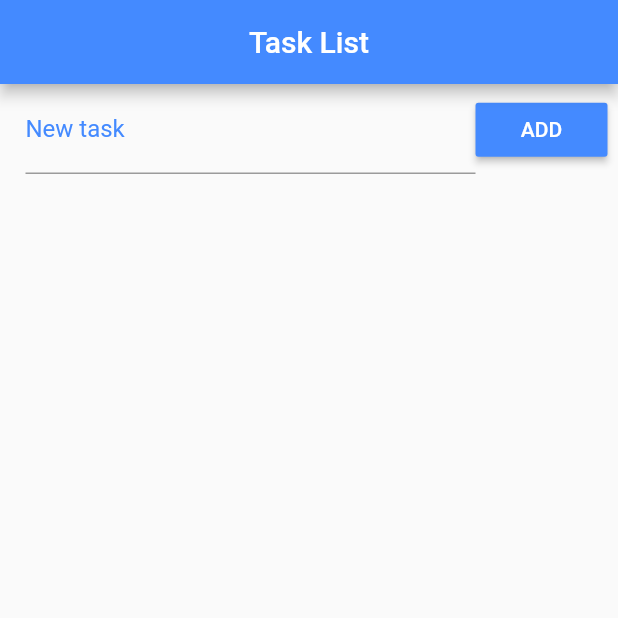
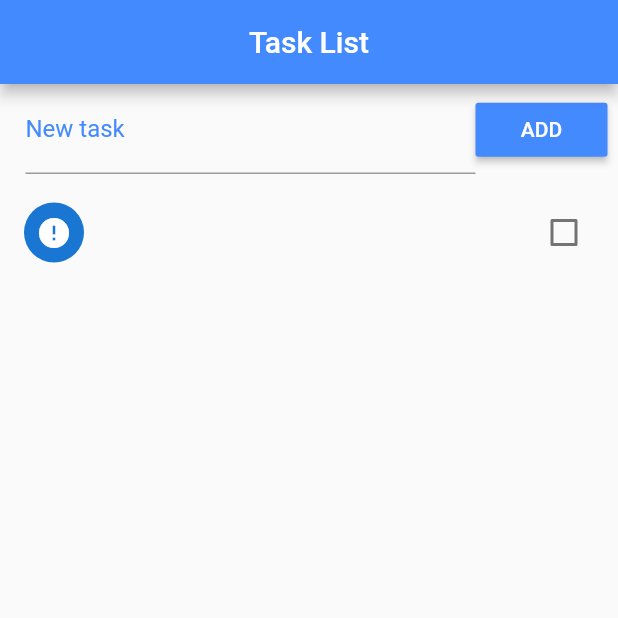
Before and after one commit to ocostalucas/task-list, a Flutter app: the screen it shows after launch, after a tap on "ADD", on a phone screen of 412 x 824 dp, the top half of it. Run offline on Flutter 3.47's test engine with Material 2 defaults, Android fonts, the phone set to English and light mode, and no system bars.

Commit message:
added listview

```diff
--- a/lib/main.dart
+++ b/lib/main.dart
@@ -16,7 +16,21 @@ class Home extends StatefulWidget {
 }
 
 class _HomeState extends State<Home> {
+  final _toDoController = TextEditingController();
+
   List _toDoList = [];
+
+  void _addToDo(){
+    setState(() {
+      Map<String, dynamic> newToDo = Map();
+
+      newToDo["title"] = _toDoController.text;
+      _toDoController.text = "";
+
+      newToDo["ok"] = false;
+      _toDoList.add(newToDo);
+    });
+  }
 
   @override
   Widget build(BuildContext context) {
@@ -33,7 +47,8 @@ class _HomeState extends State<Home> {
             child: Row(
               children: <Widget>[
                 Expanded(
-                    child: TextField(
+                  child: TextField(
+                  controller: _toDoController,
                   decoration: InputDecoration(
                       labelText: "New task",
                       labelStyle: TextStyle(color: Colors.blueAccent)),
@@ -42,10 +57,30 @@ class _HomeState extends State<Home> {
                   color: Colors.blueAccent,
                   child: Text("ADD"),
                   textColor: Colors.white,
-                  onPressed: () {},
+                  onPressed: _addToDo,
                 )
               ],
             ),
+          ),
+          Expanded(
+            child: ListView.builder(
+                padding: EdgeInsets.only(top: 10.0),
+                itemCount: _toDoList.length,
+                itemBuilder: (context, index) {
+                  return CheckboxListTile(
+                    title: Text(_toDoList[index]["title"]),
+                    value: _toDoList[index]["ok"],
+                    secondary: CircleAvatar(
+                        child: Icon(_toDoList[index]["ok"]
+                            ? Icons.check
+                            : Icons.error)),
+                    onChanged: (c) {
+                      setState(() {
+                        _toDoList[index]["ok"] = c;
+                      });
+                    },
+                  );
+                }),
           )
         ],
       ),
```
